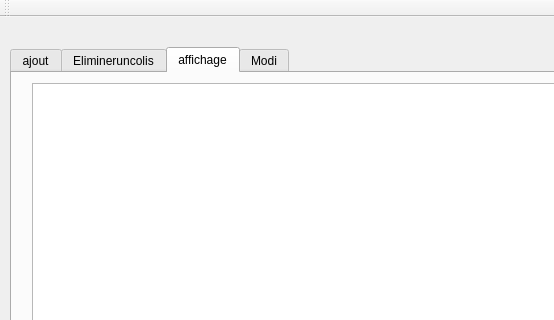
The window that Atelier_Connexion/mainwindow.ui (Esprit-UP-Algo/projetcpp-2a33-smart-delivery-product) describes before a commit, drawn with Qt 5; both pictures show x 0 to 554 and y 0 to 320 of the 1178 by 576 pixel window.
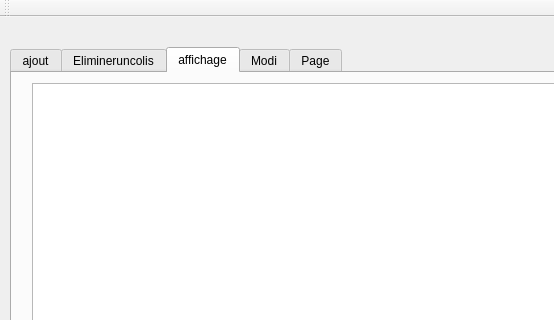
The same window after the commit. The open tabs and pages were chosen to show the change.

Patch:
```diff
--- a/Atelier_Connexion/mainwindow.ui
+++ b/Atelier_Connexion/mainwindow.ui
@@ -477,6 +477,11 @@
       </widget>
      </widget>
     </widget>
+    <widget class="QWidget" name="tab_4">
+     <attribute name="title">
+      <string>Page</string>
+     </attribute>
+    </widget>
    </widget>
   </widget>
   <widget class="QToolBar" name="mainToolBar">
```
Left out of the diff: 2 changed lines with no effect on the pictures.
